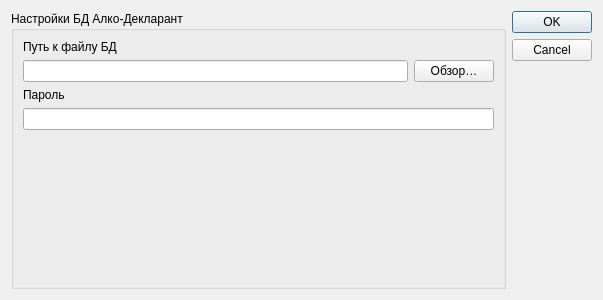
First picture: the form in src/dialogsettings.ui, repository tacitus-def/alko-decl-helper, before the edit.
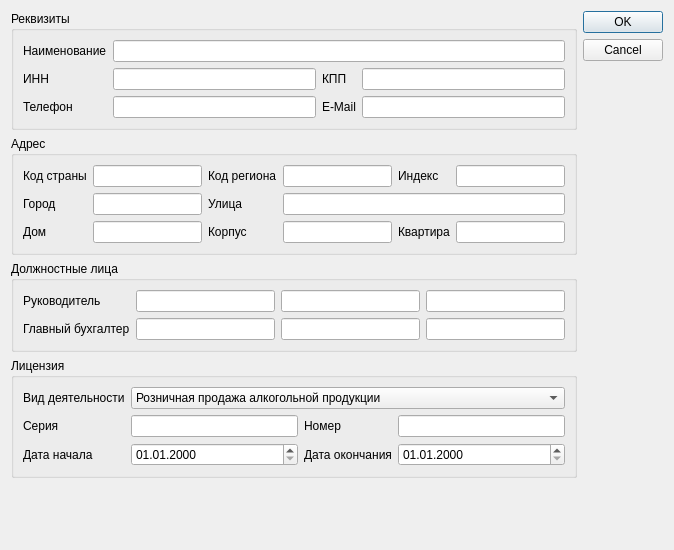
Second picture: the form after the edit.

Commit message: Перенос настроек организации и установка отчетного квартала. 1. Настройки организации перенесены из формы экспорта декларации в форму настроек 2. Автоматическая установка отчетного квартала в форме экспорта 3. Удалены неиспользуемые настройки БД Декларант Алко из формы настроек

What changed in the file:
```diff
--- a/src/dialogsettings.ui
+++ b/src/dialogsettings.ui
@@ -6,8 +6,8 @@
    <rect>
     <x>0</x>
     <y>0</y>
-    <width>603</width>
-    <height>300</height>
+    <width>674</width>
+    <height>550</height>
    </rect>
   </property>
   <property name="windowTitle">
@@ -16,70 +16,297 @@
   <layout class="QHBoxLayout" name="horizontalLayout">
    <item>
     <layout class="QVBoxLayout" name="verticalLayout">
+     <item>
+      <widget class="QGroupBox" name="groupBox_2">
+       <property name="title">
+        <string>Реквизиты</string>
+       </property>
+       <layout class="QVBoxLayout" name="verticalLayout_6">
+        <item>
+         <layout class="QGridLayout" name="gridLayout">
+          <item row="3" column="1">
+           <widget class="QLineEdit" name="orgTel"/>
+          </item>
+          <item row="1" column="2">
+           <widget class="QLabel" name="label_3">
+            <property name="text">
+             <string>КПП</string>
+            </property>
+           </widget>
+          </item>
+          <item row="1" column="0">
+           <widget class="QLabel" name="label_2">
+            <property name="text">
+             <string>ИНН</string>
+            </property>
+           </widget>
+          </item>
+          <item row="1" column="3">
+           <widget class="QLineEdit" name="orgKPP"/>
+          </item>
+          <item row="3" column="3">
+           <widget class="QLineEdit" name="orgEMail"/>
+          </item>
+          <item row="3" column="0">
+           <widget class="QLabel" name="label_4">
+            <property name="text">
+             <string>Телефон</string>
+            </property>
+           </widget>
+          </item>
+          <item row="1" column="1">
+           <widget class="QLineEdit" name="orgINN"/>
+          </item>
+          <item row="0" column="1" colspan="3">
+           <widget class="QLineEdit" name="orgName"/>
+          </item>
+          <item row="3" column="2">
+           <widget class="QLabel" name="label_5">
+            <property name="text">
+             <string>E-Mail</string>
+            </property>
+           </widget>
+          </item>
+          <item row="0" column="0">
+           <widget class="QLabel" name="label">
+            <property name="text">
+             <string>Наименование</string>
+            </property>
+           </widget>
+          </item>
+         </layout>
+        </item>
+       </layout>
+      </widget>
+     </item>
+     <item>
+      <widget class="QGroupBox" name="groupBox_3">
+       <property name="title">
+        <string>Адрес</string>
+       </property>
+       <layout class="QVBoxLayout" name="verticalLayout_7">
+        <item>
+         <layout class="QGridLayout" name="gridLayout_3">
+          <item row="1" column="0">
+           <widget class="QLabel" name="label_10">
+            <property name="text">
+             <string>Город</string>
+            </property>
+           </widget>
+          </item>
+          <item row="0" column="3">
+           <widget class="QLineEdit" name="orgRegionCode"/>
+          </item>
+          <item row="0" column="1">
+           <widget class="QLineEdit" name="orgCountryCode"/>
+          </item>
+          <item row="0" column="5">
+           <widget class="QLineEdit" name="orgPostalCode"/>
+          </item>
+          <item row="1" column="1">
+           <widget class="QLineEdit" name="orgCity"/>
+          </item>
+          <item row="0" column="0">
+           <widget class="QLabel" name="label_8">
+            <property name="text">
+             <string>Код страны</string>
+            </property>
+           </widget>
+          </item>
+          <item row="0" column="2">
+           <widget class="QLabel" name="label_9">
+            <property name="text">
+             <string>Код региона</string>
+            </property>
+           </widget>
+          </item>
+          <item row="0" column="4">
+           <widget class="QLabel" name="label_14">
+            <property name="text">
+             <string>Индекс</string>
+            </property>
+           </widget>
+          </item>
+          <item row="1" column="2">
+           <widget class="QLabel" name="label_11">
+            <property name="text">
+             <string>Улица</string>
+            </property>
+           </widget>
+          </item>
+          <item row="2" column="0">
+           <widget class="QLabel" name="label_12">
+            <property name="text">
+             <string>Дом</string>
+            </property>
+           </widget>
+          </item>
+          <item row="2" column="1">
+           <widget class="QLineEdit" name="orgBuilding"/>
+          </item>
+          <item row="2" column="2">
+           <widget class="QLabel" name="label_13">
+            <property name="text">
+             <string>Корпус</string>
+            </property>
+           </widget>
+          </item>
+          <item row="2" column="3">
+           <widget class="QLineEdit" name="orgBuildingIndex"/>
+          </item>
+          <item row="1" column="3" colspan="3">
+           <widget class="QLineEdit" name="orgStreet"/>
+          </item>
+          <item row="2" column="4">
+           <widget class="QLabel" name="label_15">
+            <property name="text">
+             <string>Квартира</string>
+            </property>
+           </widget>
+          </item>
+          <item row="2" column="5">
+           <widget class="QLineEdit" name="orgApartment"/>
+          </item>
+         </layout>
+        </item>
+       </layout>
+      </widget>
+     </item>
      <item>
       <widget class="QGroupBox" name="groupBox">
        <property name="title">
-        <string>Настройки БД Алко-Декларант</string>
+        <string>Должностные лица</string>
        </property>
        <layout class="QVBoxLayout" name="verticalLayout_2">
         <item>
-         <widget class="QLabel" name="label">
-          <property name="text">
-           <string>Путь к файлу БД</string>
-          </property>
-         </widget>
+         <layout class="QGridLayout" name="gridLayout_2">
+          <item row="1" column="1">
+           <widget class="QLineEdit" name="headSurname"/>
+          </item>
+          <item row="2" column="1">
+           <widget class="QLineEdit" name="accSurname"/>
+          </item>
+          <item row="2" column="0">
+           <widget class="QLabel" name="label_7">
+            <property name="text">
+             <string>Главный бухгалтер</string>
+            </property>
+           </widget>
+          </item>
+          <item row="1" column="0">
+           <widget class="QLabel" name="label_6">
+            <property name="text">
+             <string>Руководитель</string>
+            </property>
+           </widget>
+          </item>
+          <item row="1" column="2">
+           <widget class="QLineEdit" name="headName"/>
+          </item>
+          <item row="2" column="2">
+           <widget class="QLineEdit" name="accName"/>
+          </item>
+          <item row="2" column="3">
+           <widget class="QLineEdit" name="accMiddleName"/>
+          </item>
+          <item row="1" column="3">
+           <widget class="QLineEdit" name="headMiddleName"/>
+          </item>
+         </layout>
         </item>
+       </layout>
+      </widget>
+     </item>
+     <item>
+      <widget class="QGroupBox" name="groupBox_4">
+       <property name="title">
+        <string>Лицензия</string>
+       </property>
+       <layout class="QVBoxLayout" name="verticalLayout_8">
         <item>
-         <layout class="QHBoxLayout" name="horizontalLayout_2">
-          <item>
-           <widget class="QLineEdit" name="filePathEdit">
-            <property name="readOnly">
-             <bool>true</bool>
+         <layout class="QGridLayout" name="gridLayout_4">
+          <item row="1" column="2">
+           <widget class="QLabel" name="label_18">
+            <property name="text">
+             <string>Номер</string>
             </property>
            </widget>
           </item>
-          <item>
-           <widget class="QPushButton" name="btnBrowse">
+          <item row="1" column="1">
+           <widget class="QLineEdit" name="licSerial"/>
+          </item>
+          <item row="1" column="0">
+           <widget class="QLabel" name="label_17">
             <property name="text">
-             <string>Обзор…</string>
+             <string>Серия</string>
             </property>
            </widget>
           </item>
+          <item row="1" column="3">
+           <widget class="QLineEdit" name="licNumber"/>
+          </item>
+          <item row="0" column="1" colspan="3">
+           <widget class="QComboBox" name="licType">
+            <item>
+             <property name="text">
+              <string>Розничная продажа алкогольной продукции</string>
+             </property>
+            </item>
+           </widget>
+          </item>
+          <item row="0" column="0">
+           <widget class="QLabel" name="label_16">
+            <property name="text">
+             <string>Вид деятельности</string>
+            </property>
+           </widget>
+          </item>
+          <item row="2" column="0">
+           <widget class="QLabel" name="label_19">
+            <property name="text">
+             <string>Дата начала</string>
+            </property>
+           </widget>
+          </item>
+          <item row="2" column="1">
+           <widget class="QDateEdit" name="licStart">
+            <property name="displayFormat">
+             <string>dd.MM.yyyy</string>
+            </property>
+           </widget>
+          </item>
+          <item row="2" column="2">
+           <widget class="QLabel" name="label_20">
+            <property name="text">
+             <string>Дата окончания</string>
+            </property>
+           </widget>
+          </item>
+          <item row="2" column="3">
+           <widget class="QDateEdit" name="licEnd">
+            <property name="displayFormat">
+             <string>dd.MM.yyyy</string>
+            </property>
+           </widget>
+          </item>
          </layout>
         </item>
-        <item>
-         <widget class="QLabel" name="label_3">
-          <property name="text">
-           <string>Пароль</string>
-          </property>
-         </widget>
-        </item>
-        <item>
-         <widget class="QLineEdit" name="pswEdit">
-          <property name="inputMask">
-           <string/>
-          </property>
-          <property name="echoMode">
-           <enum>QLineEdit::Password</enum>
-          </property>
-         </widget>
-        </item>
-        <item>
-         <spacer name="verticalSpacer">
-          <property name="orientation">
-           <enum>Qt::Vertical</enum>
-          </property>
-          <property name="sizeHint" stdset="0">
-           <size>
-            <width>20</width>
-            <height>40</height>
-           </size>
-          </property>
-         </spacer>
-        </item>
        </layout>
       </widget>
      </item>
+     <item>
+      <spacer name="verticalSpacer">
+       <property name="orientation">
+        <enum>Qt::Vertical</enum>
+       </property>
+       <property name="sizeHint" stdset="0">
+        <size>
+         <width>20</width>
+         <height>40</height>
+        </size>
+       </property>
+      </spacer>
+     </item>
     </layout>
    </item>
    <item>
```
Left out of the diff: 30 changed lines with no effect on the pictures. The commit also changes 13 other files.
